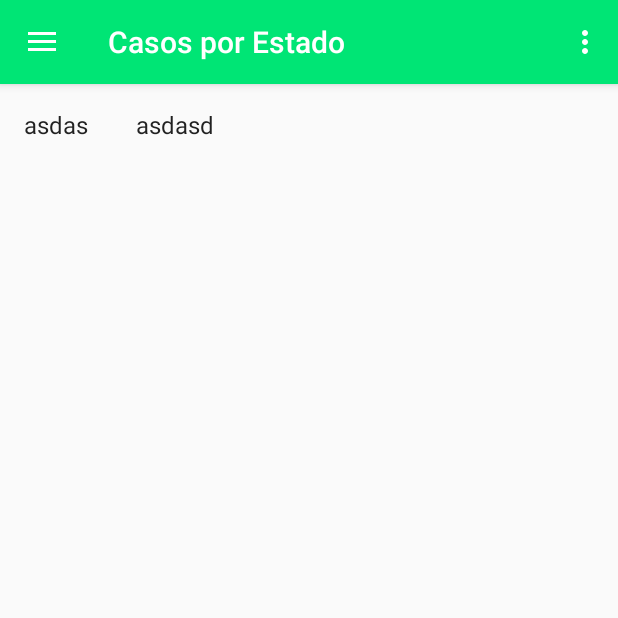
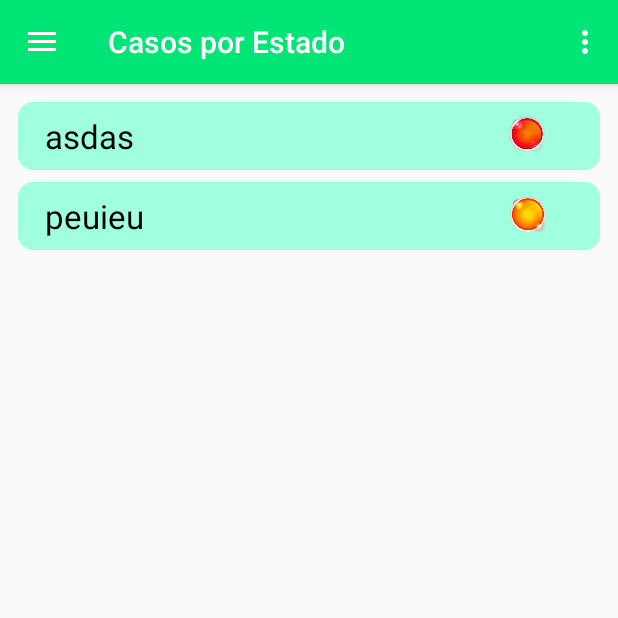
Before and after one commit to luiiss997/rapivid19_mx, an Android app: the screen it shows after launch (MainActivity), in the side drawer, after a tap on "Casos por Estado", on a phone screen of 412 x 824 dp, the top half of it. Run offline under Robolectric (Android 15) with nearby library versions, the phone set to English and light mode, and no system bars; our stand-ins replace Firebase (no records; nobody signed in at launch, a user with empty details on screens opened directly), navigation-ui.

Commit message:
firebase lectura lista

```diff
--- a/app/build.gradle
+++ b/app/build.gradle
@@ -33,9 +33,9 @@ dependencies {
     implementation 'androidx.navigation:navigation-ui:2.3.0'
     implementation 'androidx.lifecycle:lifecycle-extensions:2.1.0'
     implementation 'androidx.recyclerview:recyclerview:1.1.0'
-    implementation 'com.google.firebase:firebase-database:16.0.4'
+    implementation 'com.google.firebase:firebase-database:19.5.1'
+    implementation 'com.google.android.gms:play-services-analytics:17.0.0'
     testImplementation 'junit:junit:4.12'
     androidTestImplementation 'androidx.test.ext:junit:1.1.2'
     androidTestImplementation 'androidx.test.espresso:espresso-core:3.3.0'
-
 }
--- a/app/src/main/AndroidManifest.xml
+++ b/app/src/main/AndroidManifest.xml
@@ -1,6 +1,9 @@
 <?xml version="1.0" encoding="utf-8"?>
 <manifest xmlns:android="http://schemas.android.com/apk/res/android"
     package="com.servicio.rapivid_19mx">
+
+    <uses-permission android:name="android.permission.INTERNET"/>
+    <uses-permission android:name="android.permission.ACCESS_NETWORK_STATE"/>
 
     <application
         android:allowBackup="true"
--- /dev/null
+++ b/app/src/main/java/com/servicio/rapivid_19mx/modelo/Estado.java
@@ -0,0 +1,70 @@
+package com.servicio.rapivid_19mx.modelo;
+
+public class Estado {
+    private String nombre;
+    private String activos;
+    private String mortales;
+    private String recuperados;
+    private String totales;
+    private int semaforo;
+
+    public Estado() {
+    }
+
+    public Estado(String nombre, String activos, String mortales, String recuperados, String totales, int semaforo) {
+        this.nombre = nombre;
+        this.activos = activos;
+        this.mortales = mortales;
+        this.recuperados = recuperados;
+        this.totales = totales;
+        this.semaforo = semaforo;
+    }
+
+    public String getNombre() {
+        return nombre;
+    }
+
+    public void setNombre(String nombre) {
+        this.nombre = nombre;
+    }
+
+    public String getActivos() {
+        return activos;
+    }
+
+    public void setActivos(String activos) {
+        this.activos = activos;
+    }
+
+    public String getMortales() {
+        return mortales;
+    }
+
+    public void setMortales(String mortales) {
+        this.mortales = mortales;
+    }
+
+    public String getRecuperados() {
+        return recuperados;
+    }
+
+    public void setRecuperados(String recuperados) {
+        this.recuperados = recuperados;
+    }
+
+    public String getTotales() {
+        return totales;
+    }
+
+    public void setTotales(String totales) {
+        this.totales = totales;
+    }
+
+    public int getSemaforo() {
+        return semaforo;
+    }
+
+    public void setSemaforo(int semaforo) {
+        this.semaforo = semaforo;
+    }
+}
--- /dev/null
+++ b/app/src/main/java/com/servicio/rapivid_19mx/ui/estados/AdapterEstados.java
@@ -0,0 +1,104 @@
+package com.servicio.rapivid_19mx.ui.estados;
+
+import android.content.Context;
+import android.content.Intent;
+import android.view.LayoutInflater;
+import android.view.View;
+import android.view.ViewGroup;
+import android.widget.ImageView;
+import android.widget.TextView;
+
+import androidx.annotation.NonNull;
+import androidx.constraintlayout.widget.ConstraintLayout;
+import androidx.fragment.app.FragmentActivity;
+import androidx.recyclerview.widget.RecyclerView;
+
+import com.servicio.rapivid_19mx.R;
+import com.servicio.rapivid_19mx.modelo.Estado;
+
+import java.util.ArrayList;
+
+public class AdapterEstados extends RecyclerView.Adapter<AdapterEstados.ViewHolder>{
+    private ArrayList<Estado> lista;
+    private Estado estado;
+    private Context contexto;
+    int position;
+    FragmentActivity fragmentActivity;
+
+    public AdapterEstados(ArrayList estados, Context context, FragmentActivity fragmentActivity){
+        this.lista = estados;
+        this.contexto=context;
+        this.fragmentActivity=fragmentActivity;
+    }
+
+    @NonNull
+    @Override
+    public ViewHolder onCreateViewHolder(@NonNull ViewGroup parent, int viewType) {
+        View view = LayoutInflater.from(parent.getContext()).inflate(R.layout.jlist_item,
+                parent, false);
+        return new ViewHolder(view);
+    }
+
+    @Override
+    public void onBindViewHolder(@NonNull AdapterEstados.ViewHolder holder, final int position) {
+        holder.setEstados(lista.get(position));
+        final Estado edo = lista.get(position);
+        holder.nombre.setText(edo.getNombre());
+        holder.constraintLayout.setOnClickListener(new View.OnClickListener() {
+            @Override
+            public void onClick(View view) {
+                Intent intent = new Intent(contexto, EstadosVista.class);
+                intent.putExtra("EstadoID", position);
+                intent.setFlags(Intent.FLAG_ACTIVITY_CLEAR_TOP);
+                contexto.startActivity(intent);
+            }
+        });
+    }
+
+    @Override
+    public int getItemCount() {
+        return lista.size();
+    }
+
+    public int getPosition() {
+        return position;
+    }
+
+    public void setPosition(int position) {
+        this.position = position;
+    }
+
+    public class ViewHolder extends RecyclerView.ViewHolder{
+        TextView nombre;
+        ImageView semaforoImg;
+        ConstraintLayout constraintLayout;
+
+        public ViewHolder(@NonNull View itemView) {
+            super(itemView);
+            this.nombre = itemView.findViewById(R.id.nombre_estado_list);
+            this.semaforoImg = itemView.findViewById(R.id.color_semaforo_list);
+            this.constraintLayout = itemView.findViewById(R.id.constraint_cv);
+        }
+
+        public void setEstados(Estado estados){
+            int semaforo;
+            nombre.setText(estados.getNombre());
+            semaforo=estados.getSemaforo();
+            switch (semaforo){
+                case 1:
+                    semaforoImg.setImageResource(R.drawable.semaforo_rojo);
+                    break;
+                case 2:
+                    semaforoImg.setImageResource(R.drawable.semaforo_naranja);
+                    break;
+                case 3:
+                    semaforoImg.setImageAlpha(R.drawable.semaforo_amarillo);
+                    break;
+                case 4:
+                    semaforoImg.setImageAlpha(R.drawable.semaforo_verde);
+                    break;
+            }
+        }
+
+    }
+}
--- a/app/src/main/java/com/servicio/rapivid_19mx/ui/estados/listaEstadosFragment.java
+++ b/app/src/main/java/com/servicio/rapivid_19mx/ui/estados/listaEstadosFragment.java
@@ -1,23 +1,38 @@
 package com.servicio.rapivid_19mx.ui.estados;
 
-import android.content.Context;
+
 import android.os.Bundle;
-
-import androidx.fragment.app.Fragment;
-import androidx.recyclerview.widget.GridLayoutManager;
-import androidx.recyclerview.widget.LinearLayoutManager;
-import androidx.recyclerview.widget.RecyclerView;
-
+import android.util.Log;
 import android.view.LayoutInflater;
 import android.view.View;
 import android.view.ViewGroup;
 
+import androidx.annotation.NonNull;
+import androidx.fragment.app.Fragment;
+import androidx.recyclerview.widget.LinearLayoutManager;
+import androidx.recyclerview.widget.RecyclerView;
+
+import com.google.firebase.database.DataSnapshot;
+import com.google.firebase.database.DatabaseError;
+import com.google.firebase.database.DatabaseReference;
+import com.google.firebase.database.FirebaseDatabase;
+import com.google.firebase.database.ValueEventListener;
 import com.servicio.rapivid_19mx.R;
+import com.servicio.rapivid_19mx.modelo.Estado;
+
+import java.util.ArrayList;
+import java.util.List;
 
 /**
  * A fragment representing a list of Items.
  */
+
 public class listaEstadosFragment extends Fragment {
+    final ArrayList<Estado> arrayListEstados = new ArrayList<Estado>();
+    private RecyclerView recyclerView;
+    private AdapterEstados adapterEstados;
+    private DatabaseReference databaseReference;
+
 
     @Override
     public void onCreate(Bundle savedInstanceState) {
@@ -27,7 +42,41 @@ public class listaEstadosFragment extends Fragment {
     @Override
     public View onCreateView(LayoutInflater inflater, ViewGroup container,
                              Bundle savedInstanceState) {
-        View view = inflater.inflate(R.layout.fragment_lista_estados, container, false);
+        View root = inflater.inflate(R.layout.fragment_lista_estados, container, false);
+        root = initComponents(root);
+
+        LinearLayoutManager layoutManager = new LinearLayoutManager(getActivity());
+        recyclerView.setLayoutManager(layoutManager);
+        databaseReference = FirebaseDatabase.getInstance().getReference();
+
+        databaseReference.child("estados").addValueEventListener(new ValueEventListener() {
+            @Override
+            public void onDataChange(@NonNull DataSnapshot dataSnapshot) {
+                for (DataSnapshot ds : dataSnapshot.getChildren()) {
+                    Estado estado = ds.getValue(Estado.class);
+                    arrayListEstados.add(estado);
+                }
+
+                Estado puebla = new Estado("asdas", "asda", "asdas", "asdas", "asdas", 1);
+                Estado puebla2 = new Estado("peuieu", "asda", "asdas", "asdas", "asdas", 2);
+                arrayListEstados.add(puebla);
+                arrayListEstados.add(puebla2);
+
+                adapterEstados.notifyDataSetChanged();
+            }
+            @Override
+            public void onCancelled(@NonNull DatabaseError databaseError) {
+            }
+        });
+
+        adapterEstados = new AdapterEstados(arrayListEstados, getContext(), getActivity());
+        recyclerView.setAdapter(adapterEstados);
+        return root;
+    }
+
+    public View initComponents(View view) {
+        recyclerView = view.findViewById(R.id.jlist1);
         return view;
     }
+
 }
--- a/app/src/main/res/layout/fragment_lista_estados.xml
+++ b/app/src/main/res/layout/fragment_lista_estados.xml
@@ -1,23 +1,16 @@
 <?xml version="1.0" encoding="utf-8"?>
-<LinearLayout xmlns:android="http://schemas.android.com/apk/res/android"
-    android:layout_width="wrap_content"
-    android:layout_height="wrap_content"
-    android:orientation="horizontal">
+<ScrollView
+    xmlns:android="http://schemas.android.com/apk/res/android"
+    xmlns:tools="http://schemas.android.com/tools"
+    android:layout_width="match_parent"
+    android:layout_height="match_parent"
+    tools:context=".ui.estados.listaEstadosFragment">
 
-    <TextView
-        android:id="@+id/item_number"
-        android:layout_width="wrap_content"
+    <androidx.recyclerview.widget.RecyclerView
+        android:id="@+id/jlist1"
+        android:layout_width="match_parent"
         android:layout_height="wrap_content"
-        android:layout_margin="@dimen/text_margin"
-        android:text="asdas"
-        android:textAppearance="?attr/textAppearanceListItem" />
+        android:layout_margin="8dp"
+        android:visibility="visible"/>
 
-    <TextView
-        android:id="@+id/content"
-        android:layout_width="wrap_content"
-        android:layout_height="wrap_content"
-        android:layout_margin="@dimen/text_margin"
-        android:text="asdasd"
-        android:textAppearance="?attr/textAppearanceListItem" />
-
-</LinearLayout>
+</ScrollView>
--- /dev/null
+++ b/app/src/main/res/layout/jlist_item.xml
@@ -0,0 +1,48 @@
+<?xml version="1.0" encoding="utf-8"?>
+<androidx.cardview.widget.CardView
+    android:id="@+id/carview_estados"
+    xmlns:android="http://schemas.android.com/apk/res/android"
+    xmlns:app="http://schemas.android.com/apk/res-auto"
+    android:layout_width="match_parent"
+    android:layout_height="wrap_content"
+    android:layout_margin="4dp"
+    android:layout_marginTop="4dp"
+    app:cardCornerRadius="10dp">
+
+    <androidx.constraintlayout.widget.ConstraintLayout
+        android:id="@+id/constraint_cv"
+        android:layout_width="match_parent"
+        android:layout_height="match_parent"
+        android:padding="8dp"
+        android:background="@color/colorSecondaryDark">
+
+        <TextView
+            android:id="@+id/nombre_estado_list"
+            android:layout_width="wrap_content"
+            android:layout_height="wrap_content"
+            android:text="Nombre del Estado"
+            android:textAppearance="@style/TextAppearance.AppCompat.Large"
+            android:textColor="#000000"
+            app:layout_constraintBottom_toBottomOf="parent"
+            app:layout_constraintEnd_toEndOf="parent"
+            app:layout_constraintHorizontal_bias="0.032"
+            app:layout_constraintStart_toStartOf="parent"
+            app:layout_constraintTop_toTopOf="parent"
+            app:layout_constraintVertical_bias="0.0" />
+
+        <ImageView
+            android:id="@+id/color_semaforo_list"
+            android:layout_width="25dp"
+            android:layout_height="25dp"
+            android:contentDescription="@string/content_descriprion"
+            android:src="@drawable/semaforo_verde"
+            app:layout_constraintBottom_toBottomOf="@id/nombre_estado_list"
+            app:layout_constraintEnd_toEndOf="parent"
+            app:layout_constraintHorizontal_bias="0.9"
+            app:layout_constraintStart_toEndOf="@+id/nombre_estado_list"
+            app:layout_constraintTop_toTopOf="@id/nombre_estado_list"
+            app:layout_constraintVertical_bias="0.4" />
+
+    </androidx.constraintlayout.widget.ConstraintLayout>
+
+</androidx.cardview.widget.CardView>
--- a/build.gradle
+++ b/build.gradle
@@ -5,8 +5,8 @@ buildscript {
         jcenter()
     }
     dependencies {
-        classpath "com.android.tools.build:gradle:4.0.1"
-        classpath 'com.google.gms:google-services:4.2.0'
+        classpath "com.android.tools.build:gradle:4.0.2"
+        classpath 'com.google.gms:google-services:4.3.4'
 
         // NOTE: Do not place your application dependencies here; they belong
         // in the individual module build.gradle files
```
Also changed, not shown: app/src/main/java/com/servicio/rapivid_19mx/ui/estados/dummy/DummyContent.java (deleted, +0 -72 lines).
